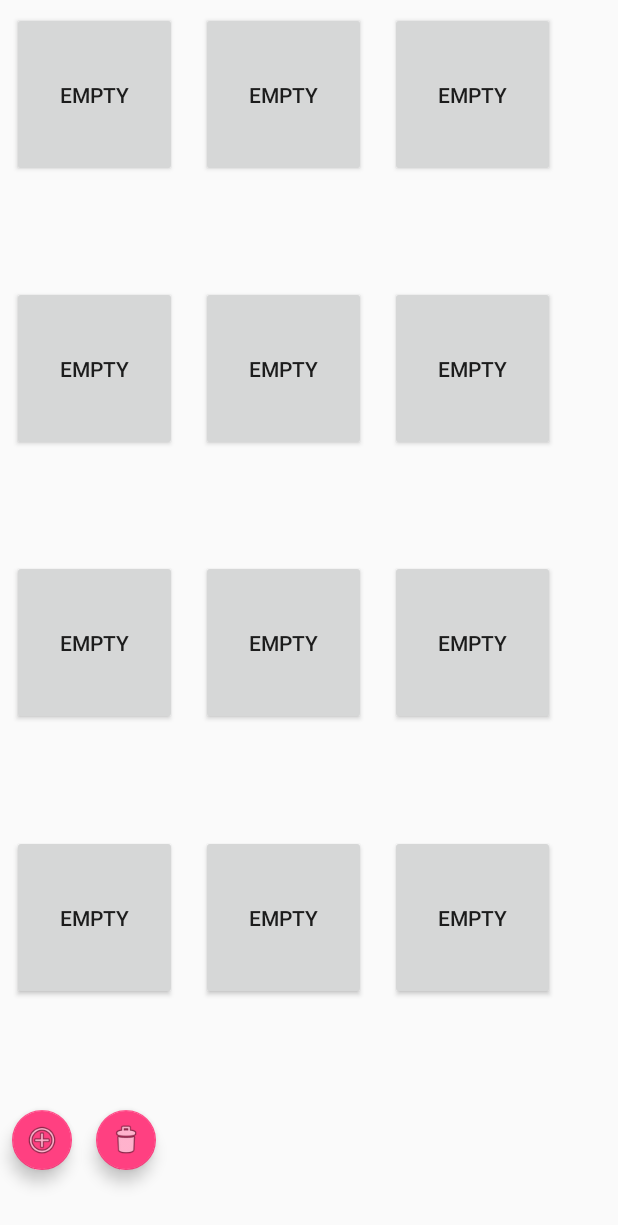
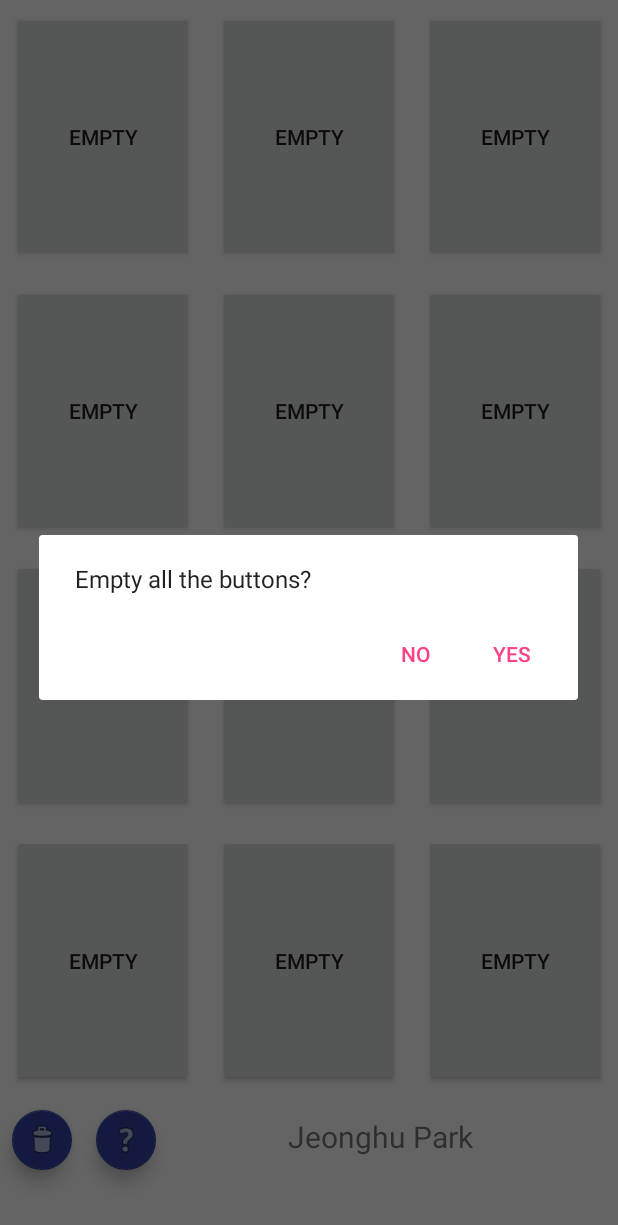
Before and after one commit to park955/MagicBeat, an Android app: the screen it shows after launch (MainActivity), after a tap on an icon or button, on a phone screen of 412 x 824 dp. Shown: the top 1225 px of the screen. Run offline under Robolectric (Android 15) with nearby library versions, the light colour scheme and no system bars; libraries missing offline, so code that uses them is left out: org.billthefarmer.mididriver; 1 statement that could not run was skipped.

Commit message:
-Click() for octave change: off->medium->high->low -Tempo control when making notes -Dialog box before empty out the notes -Minor design changes

```diff
--- a/app/build.gradle
+++ b/app/build.gradle
@@ -24,6 +24,7 @@ dependencies {
     androidTestCompile('com.android.support.test.espresso:espresso-core:2.2.2', {
         exclude group: 'com.android.support', module: 'support-annotations'
     })
+    compile 'com.google.code.gson:gson:2.8.2'
     compile 'com.android.support:appcompat-v7:26.+'
     compile 'com.android.support.constraint:constraint-layout:1.0.2'
     compile 'com.android.support:design:26.+'
--- a/app/src/main/java/jeonghu/magicbeat/MainActivity.java
+++ b/app/src/main/java/jeonghu/magicbeat/MainActivity.java
@@ -1,23 +1,33 @@
 package jeonghu.magicbeat;
 
+import android.content.Context;
+import android.content.DialogInterface;
+import android.content.DialogInterface.OnClickListener;
 import android.content.Intent;
+import android.content.SharedPreferences;
 import android.os.Bundle;
 import android.support.design.widget.FloatingActionButton;
+import android.support.v7.app.AlertDialog;
 import android.support.v7.app.AppCompatActivity;
+import android.util.Log;
 import android.view.View;
 import android.widget.Button;
 import android.widget.LinearLayout;
 import android.widget.Toast;
 
+import com.google.gson.Gson;
+
 import org.billthefarmer.mididriver.MidiDriver;
 
 import java.util.ArrayList;
+import java.util.Arrays;
 
 
 public class MainActivity extends AppCompatActivity implements MidiDriver.OnMidiStartListener{
 
     static BeatButton[] mybeats = new BeatButton[12];
     ArrayList<LinearLayout> rows = new ArrayList<>();
+    public int bpm = 120;
 
 
     //MIDI CODES ----------------------
@@ -44,6 +54,24 @@ public class MainActivity extends AppCompatActivity implements MidiDriver.OnMidi
     @Override
     public void onPause(){
         super.onPause();
+
+        Gson gson = new Gson();
+
+        int[][][] stuff = new int[12][8][13];
+        for (int i = 0; i < 12; i++) stuff[i] = mybeats[i].getNotes();
+
+        String[] names = new String[12];
+        for (int i = 0; i < 12; i++) names[i] = mybeats[i].getName();
+
+        int[] bpms = new int[12];
+        for (int i = 0; i < 12; i++) bpms[i] = mybeats[i].getBpm();
+
+        SavedNotes sv = new SavedNotes(stuff, names,bpms);
+
+        String json = gson.toJson(sv);
+        SharedPreferences sp = this.getSharedPreferences(getPackageName(), Context.MODE_APPEND);
+        sp.edit().putString("Notes", json).apply();
+
         midix.stop();
     }
     //MIDI CODES ----------------------
@@ -54,21 +82,21 @@ public class MainActivity extends AppCompatActivity implements MidiDriver.OnMidi
     }
 
     private class playThreadFromNotes extends Thread{
-        private int[][] notes;
-        playThreadFromNotes(int[][] notes){
-            this.notes = notes;
+        private BeatButton x;
+        playThreadFromNotes(BeatButton x){
+            this.x = x;
         }
 
         public void run(){
-            for(int i=1; i<=8; i++){
+            for(int i=0; i<8; i++){
                 for(int j=0; j<13; j++){
-                    if(notes[i][j]!=0){
-                        sendMidi(0x90,notes[i][j],63);
+                    if(x.getNotes()[i][j]!=0){
+                        sendMidi(0x90,x.getNotes()[i][j],63);
                     }
                 }
                 //Pause Here
                 try {
-                    Thread.sleep(500);
+                    Thread.sleep(x.getDelay());
                 } catch (InterruptedException e) {
                     e.printStackTrace();
                 }
@@ -80,6 +108,7 @@ public class MainActivity extends AppCompatActivity implements MidiDriver.OnMidi
     protected void onCreate(Bundle savedInstanceState) {
         super.onCreate(savedInstanceState);
         setContentView(R.layout.activity_main);
+
 
         mybeats[0] = new BeatButton((Button)findViewById(R.id.button0));
         mybeats[1] = new BeatButton((Button)findViewById(R.id.button1));
@@ -94,37 +123,84 @@ public class MainActivity extends AppCompatActivity implements MidiDriver.OnMidi
         mybeats[10] = new BeatButton((Button)findViewById(R.id.button10));
         mybeats[11] = new BeatButton((Button)findViewById(R.id.button11));
 
+        Gson gson = new Gson();
+
+        SharedPreferences sp = this.getSharedPreferences(getPackageName(), Context.MODE_PRIVATE);
+
+        String json = sp.getString("Notes", "");
+
+        SavedNotes ns = gson.fromJson(json, SavedNotes.class);
+
+        if (ns != null) Log.d("LOOK HERE", Arrays.toString(ns.savedNotes));
+
+        //Load data
         for(int i=0; i<12; i++){
             mybeats[i].setId(i);
+
+            if (ns == null) continue;
+
+            if(ns.savedNotes[i] == null) continue;
+            mybeats[i].setNotes(ns.savedNotes[i]);
+
+            mybeats[i].setName(ns.names[i]);
             mybeats[i].getButton().setText(mybeats[i].getName());
+
+            mybeats[i].setBpm(ns.bpm[i]);
         }
 
-        FloatingActionButton makeLoop = (FloatingActionButton) findViewById(R.id.makeLoop);
-        makeLoop.setOnClickListener(new View.OnClickListener() {
-            @Override
-            public void onClick(View view) {
-
-                Intent goMakeLoop;
-                goMakeLoop = new Intent(MainActivity.this, MakeActivity.class);
-                startActivity(goMakeLoop);
-
-            }
-        });
-
+        //Trash can button
         FloatingActionButton removeLoop = (FloatingActionButton) findViewById(R.id.removeLoop);
         removeLoop.setOnClickListener(new View.OnClickListener() {
             @Override
             public void onClick(View view) {
 
-                for(int i=0; i<12; i++){
-                    mybeats[i].emptyNotes();
-                    mybeats[i].setName("EMPTY");
-                    mybeats[i].getButton().setText(mybeats[i].getName());
-                }
-                Toast.makeText(getApplicationContext(), "All loops are cleared", Toast.LENGTH_SHORT).show();
+                AlertDialog.Builder alertDialogBuilder = new AlertDialog.Builder(MainActivity.this);
+                alertDialogBuilder.setMessage("Empty all the buttons?");
+                alertDialogBuilder.setNegativeButton("No", new OnClickListener() {
+                    @Override
+                    public void onClick(DialogInterface dialogInterface, int i) {
+                        dialogInterface.dismiss();
+                    }
+                });
+                alertDialogBuilder.setPositiveButton("Yes", new OnClickListener() {
+                    @Override
+                    public void onClick(DialogInterface dialogInterface, int i) {
+                        for(int j=0; j<12; j++){
+                            mybeats[j].emptyNotes();
+                            mybeats[j].setName("EMPTY");
+                            mybeats[j].getButton().setText(mybeats[j].getName());
+                        }
+                        Toast.makeText(getApplicationContext(), "All buttons are emptied", Toast.LENGTH_SHORT).show();
+                        dialogInterface.dismiss();
+                    }
+                });
+
+                AlertDialog alertDialog = alertDialogBuilder.create();
+                alertDialog.show();
             }
         });
 
+        //Help button
+        FloatingActionButton helpbutton = (FloatingActionButton) findViewById(R.id.help);
+        helpbutton.setOnClickListener(new View.OnClickListener() {
+            @Override
+            public void onClick(View view) {
+
+                AlertDialog.Builder alertDialogBuilder = new AlertDialog.Builder(MainActivity.this);
+                alertDialogBuilder.setMessage("1. Long tap to add a melody!\n2. Tap to play the melody!\n3. Use up/down to control speed!");
+                alertDialogBuilder.setNeutralButton("Ok", new OnClickListener() {
+                    @Override
+                    public void onClick(DialogInterface dialogInterface, int i) {
+                        dialogInterface.dismiss();
+                    }
+                });
+
+                AlertDialog alertDialog = alertDialogBuilder.create();
+                alertDialog.show();
+            }
+        });
+
+        //Beat buttons
         for( final BeatButton bb : mybeats ){
             bb.getButton().setOnLongClickListener(new View.OnLongClickListener(){
                 @Override
@@ -147,7 +223,7 @@ public class MainActivity extends AppCompatActivity implements MidiDriver.OnMidi
                         Toast.makeText(getApplicationContext(), "This is empty. Long tap to add melody", Toast.LENGTH_SHORT).show();
                     }
                     else{
-                        playThreadFromNotes p = new playThreadFromNotes(bb.notes);
+                        playThreadFromNotes p = new playThreadFromNotes(bb);
                         p.start();
                     }
                 }
--- a/app/src/main/java/jeonghu/magicbeat/NoteState.java
+++ b/app/src/main/java/jeonghu/magicbeat/NoteState.java
@@ -7,5 +7,6 @@ package jeonghu.magicbeat;
 public enum NoteState {
     OFF,
     LOW,
+    MED,
     HIGH;
 }
--- a/app/src/main/res/layout/activity_main.xml
+++ b/app/src/main/res/layout/activity_main.xml
@@ -13,52 +13,41 @@
         android:layout_height="0dp"
         android:layout_weight="2"
         android:layout_width="match_parent"
+        android:weightSum="3"
         android:orientation="horizontal">
 
         <Button
             android:id="@+id/button0"
-            android:layout_width="110dp"
-            android:layout_height="110dp"
+            android:layout_width="0dp"
+            android:layout_weight="1"
+            android:layout_height="match_parent"
             android:layout_marginBottom="8dp"
             android:layout_marginLeft="8dp"
             android:layout_marginRight="8dp"
             android:layout_marginTop="8dp"
-            android:text="Button"
-            app:layout_constraintBottom_toBottomOf="parent"
-            app:layout_constraintLeft_toLeftOf="parent"
-            app:layout_constraintRight_toRightOf="parent"
-            app:layout_constraintTop_toTopOf="parent"
-            app:layout_constraintVertical_bias="0.878"/>
+            android:text="Empty"/>
 
         <Button
             android:id="@+id/button1"
-            android:layout_width="110dp"
-            android:layout_height="110dp"
+            android:layout_width="0dp"
+            android:layout_weight="1"
+            android:layout_height="match_parent"
             android:layout_marginBottom="8dp"
             android:layout_marginLeft="8dp"
             android:layout_marginRight="8dp"
             android:layout_marginTop="8dp"
-            android:text="Button"
-            app:layout_constraintBottom_toBottomOf="parent"
-            app:layout_constraintLeft_toLeftOf="parent"
-            app:layout_constraintRight_toRightOf="parent"
-            app:layout_constraintTop_toTopOf="parent"
-            app:layout_constraintVertical_bias="0.878"/>
+            android:text="Empty"/>
 
         <Button
             android:id="@+id/button2"
-            android:layout_width="110dp"
-            android:layout_height="110dp"
+            android:layout_width="0dp"
+            android:layout_weight="1"
+            android:layout_height="match_parent"
             android:layout_marginBottom="8dp"
             android:layout_marginLeft="8dp"
             android:layout_marginRight="8dp"
             android:layout_marginTop="8dp"
-            android:text="Button"
-            app:layout_constraintBottom_toBottomOf="parent"
-            app:layout_constraintLeft_toLeftOf="parent"
-            app:layout_constraintRight_toRightOf="parent"
-            app:layout_constraintTop_toTopOf="parent"
-            app:layout_constraintVertical_bias="0.878"/>
+            android:text="Empty"/>
 
 
     </LinearLayout>
@@ -72,48 +61,36 @@
 
         <Button
             android:id="@+id/button3"
-            android:layout_width="110dp"
-            android:layout_height="110dp"
+            android:layout_width="0dp"
+            android:layout_weight="1"
+            android:layout_height="match_parent"
             android:layout_marginBottom="8dp"
             android:layout_marginLeft="8dp"
             android:layout_marginRight="8dp"
             android:layout_marginTop="8dp"
-            android:text="Button"
-            app:layout_constraintBottom_toBottomOf="parent"
-            app:layout_constraintLeft_toLeftOf="parent"
-            app:layout_constraintRight_toRightOf="parent"
-            app:layout_constraintTop_toTopOf="parent"
-            app:layout_constraintVertical_bias="0.878"/>
+            android:text="Empty"/>
 
         <Button
             android:id="@+id/button4"
-            android:layout_width="110dp"
-            android:layout_height="110dp"
+            android:layout_width="0dp"
+            android:layout_weight="1"
+            android:layout_height="match_parent"
             android:layout_marginBottom="8dp"
             android:layout_marginLeft="8dp"
             android:layout_marginRight="8dp"
             android:layout_marginTop="8dp"
-            android:text="Button"
-            app:layout_constraintBottom_toBottomOf="parent"
-            app:layout_constraintLeft_toLeftOf="parent"
-            app:layout_constraintRight_toRightOf="parent"
-            app:layout_constraintTop_toTopOf="parent"
-            app:layout_constraintVertical_bias="0.878"/>
+            android:text="Empty"/>
 
         <Button
             android:id="@+id/button5"
-            android:layout_width="110dp"
-            android:layout_height="110dp"
+            android:layout_width="0dp"
+            android:layout_weight="1"
+            android:layout_height="match_parent"
             android:layout_marginBottom="8dp"
             android:layout_marginLeft="8dp"
             android:layout_marginRight="8dp"
             android:layout_marginTop="8dp"
-            android:text="Button"
-            app:layout_constraintBottom_toBottomOf="parent"
-            app:layout_constraintLeft_toLeftOf="parent"
-            app:layout_constraintRight_toRightOf="parent"
-            app:layout_constraintTop_toTopOf="parent"
-            app:layout_constraintVertical_bias="0.878"/>
+            android:text="Empty"/>
 
 
     </LinearLayout>
@@ -127,48 +104,36 @@
 
         <Button
             android:id="@+id/button6"
-            android:layout_width="110dp"
-            android:layout_height="110dp"
+            android:layout_width="0dp"
+            android:layout_weight="1"
+            android:layout_height="match_parent"
             android:layout_marginBottom="8dp"
             android:layout_marginLeft="8dp"
             android:layout_marginRight="8dp"
             android:layout_marginTop="8dp"
-            android:text="Button"
-            app:layout_constraintBottom_toBottomOf="parent"
-            app:layout_constraintLeft_toLeftOf="parent"
-            app:layout_constraintRight_toRightOf="parent"
-            app:layout_constraintTop_toTopOf="parent"
-            app:layout_constraintVertical_bias="0.878"/>
+            android:text="Empty"/>
 
         <Button
             android:id="@+id/button7"
-            android:layout_width="110dp"
-            android:layout_height="110dp"
+            android:layout_width="0dp"
+            android:layout_weight="1"
+            android:layout_height="match_parent"
             android:layout_marginBottom="8dp"
             android:layout_marginLeft="8dp"
             android:layout_marginRight="8dp"
             android:layout_marginTop="8dp"
-            android:text="Button"
-            app:layout_constraintBottom_toBottomOf="parent"
-            app:layout_constraintLeft_toLeftOf="parent"
-            app:layout_constraintRight_toRightOf="parent"
-            app:layout_constraintTop_toTopOf="parent"
-            app:layout_constraintVertical_bias="0.878"/>
+            android:text="Empty"/>
 
         <Button
             android:id="@+id/button8"
-            android:layout_width="110dp"
-            android:layout_height="110dp"
+            android:layout_width="0dp"
+            android:layout_weight="1"
+            android:layout_height="match_parent"
             android:layout_marginBottom="8dp"
             android:layout_marginLeft="8dp"
             android:layout_marginRight="8dp"
             android:layout_marginTop="8dp"
-            android:text="Button"
-            app:layout_constraintBottom_toBottomOf="parent"
-            app:layout_constraintLeft_toLeftOf="parent"
-            app:layout_constraintRight_toRightOf="parent"
-            app:layout_constraintTop_toTopOf="parent"
-            app:layout_constraintVertical_bias="0.878"/>
+            android:text="Empty"/>
 
 
     </LinearLayout>
@@ -182,71 +147,46 @@
 
         <Button
             android:id="@+id/button9"
-            android:layout_width="110dp"
-            android:layout_height="110dp"
+            android:layout_width="0dp"
+            android:layout_weight="1"
+            android:layout_height="match_parent"
             android:layout_marginBottom="8dp"
             android:layout_marginLeft="8dp"
             android:layout_marginRight="8dp"
             android:layout_marginTop="8dp"
-            android:text="Button"
-            app:layout_constraintBottom_toBottomOf="parent"
-            app:layout_constraintLeft_toLeftOf="parent"
-            app:layout_constraintRight_toRightOf="parent"
-            app:layout_constraintTop_toTopOf="parent"
-            app:layout_constraintVertical_bias="0.878"/>
+            android:text="Empty"/>
 
         <Button
             android:id="@+id/button10"
-            android:layout_width="110dp"
-            android:layout_height="110dp"
+            android:layout_width="0dp"
+            android:layout_weight="1"
+            android:layout_height="match_parent"
             android:layout_marginBottom="8dp"
             android:layout_marginLeft="8dp"
             android:layout_marginRight="8dp"
             android:layout_marginTop="8dp"
-            android:text="Button"
-            app:layout_constraintBottom_toBottomOf="parent"
-            app:layout_constraintLeft_toLeftOf="parent"
-            app:layout_constraintRight_toRightOf="parent"
-            app:layout_constraintTop_toTopOf="parent"
-            app:layout_constraintVertical_bias="0.878"/>
+            android:text="Empty"/>
 
         <Button
             android:id="@+id/button11"
-            android:layout_width="110dp"
-            android:layout_height="110dp"
+            android:layout_width="0dp"
+            android:layout_weight="1"
+            android:layout_height="match_parent"
             android:layout_marginBottom="8dp"
             android:layout_marginLeft="8dp"
             android:layout_marginRight="8dp"
             android:layout_marginTop="8dp"
-            android:text="Button"
-            app:layout_constraintBottom_toBottomOf="parent"
-            app:layout_constraintLeft_toLeftOf="parent"
-            app:layout_constraintRight_toRightOf="parent"
-            app:layout_constraintTop_toTopOf="parent"
-            app:layout_constraintVertical_bias="0.878"/>
+            android:text="Empty"/>
 
 
     </LinearLayout>
 
     <LinearLayout
         android:id="@+id/buttonRow4"
+        android:layout_width="match_parent"
         android:layout_height="0dp"
         android:layout_weight="1"
-        android:layout_width="match_parent"
         android:orientation="horizontal">
-
-        <android.support.design.widget.FloatingActionButton
-            android:id="@+id/makeLoop"
-            android:layout_width="wrap_content"
-            android:layout_height="match_parent"
-            android:layout_marginBottom="8dp"
-            android:layout_marginLeft="8dp"
-            android:layout_marginRight="8dp"
-            android:layout_marginTop="8dp"
-            android:clickable="true"
-
-            app:fabSize="mini"
-            app:srcCompat="@android:drawable/ic_menu_add"/>
 
         <android.support.design.widget.FloatingActionButton
             android:id="@+id/removeLoop"
@@ -257,8 +197,33 @@
             android:layout_marginRight="8dp"
             android:layout_marginTop="8dp"
             android:clickable="true"
+            app:backgroundTint="@color/colorPrimaryDark"
             app:fabSize="mini"
             app:srcCompat="@android:drawable/ic_menu_delete"/>
+
+        <android.support.design.widget.FloatingActionButton
+            android:id="@+id/help"
+            android:layout_width="wrap_content"
+            android:layout_height="match_parent"
+            android:layout_marginBottom="8dp"
+            android:layout_marginLeft="8dp"
+            android:layout_marginRight="8dp"
+            android:layout_marginTop="8dp"
+            android:clickable="true"
+            app:backgroundTint="@color/colorPrimaryDark"
+            app:fabSize="mini"
+            app:srcCompat="@android:drawable/ic_menu_help"/>
+
+
+        <TextView
+            android:layout_width="wrap_content"
+            android:layout_height="match_parent"
+            android:layout_marginBottom="12dp"
+            android:layout_marginLeft="80dp"
+            android:layout_marginRight="8dp"
+            android:layout_marginTop="12dp"
+            android:text="Jeonghu Park"
+            android:textSize="20sp"/>
 
 
     </LinearLayout>
```
Also changed, not shown: app/src/main/java/jeonghu/magicbeat/BeatButton.java (+31 -0 lines), app/src/main/java/jeonghu/magicbeat/MakeActivity.java (+82 -93 lines), app/src/main/java/jeonghu/magicbeat/NoteButton.java (+17 -33 lines), app/src/main/java/jeonghu/magicbeat/SavedNotes.java (added, +17 -0 lines), app/src/main/res/layout/activity_make.xml (+34 -31 lines), app/src/main/res/mipmap-hdpi/ic_launcher.png, app/src/main/res/mipmap-mdpi/ic_launcher.png, app/src/main/res/mipmap-xhdpi/ic_launcher.png, app/src/main/res/mipmap-xxhdpi/ic_launcher.png, app/src/main/res/mipmap-xxxhdpi/ic_launcher.png.
